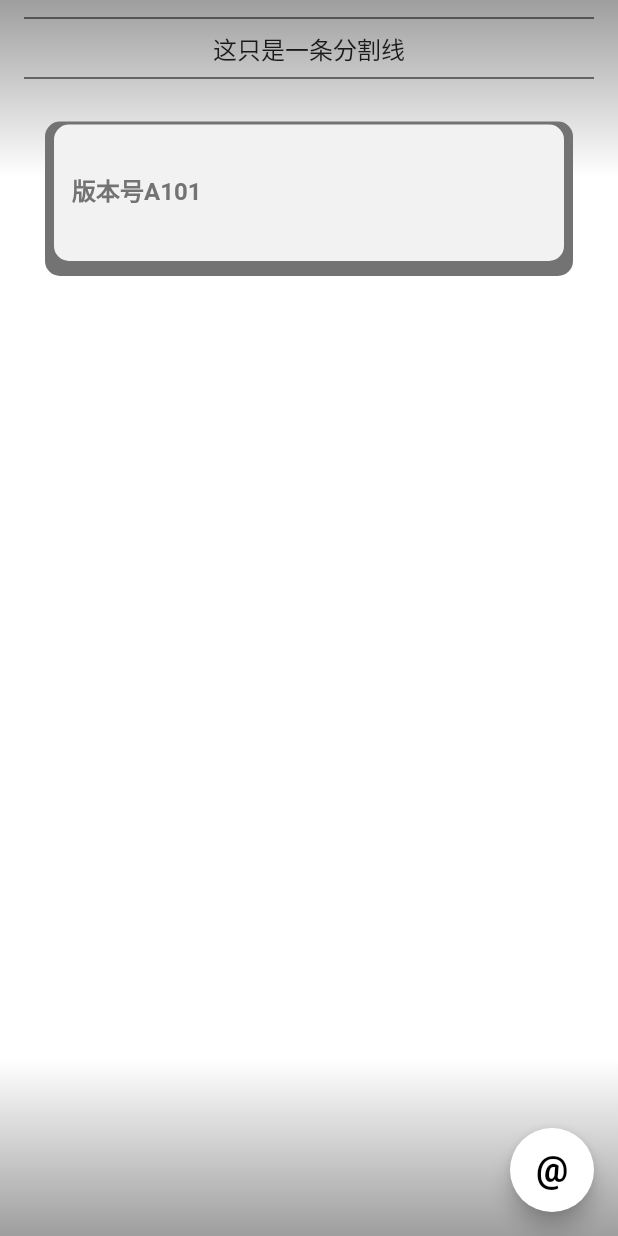
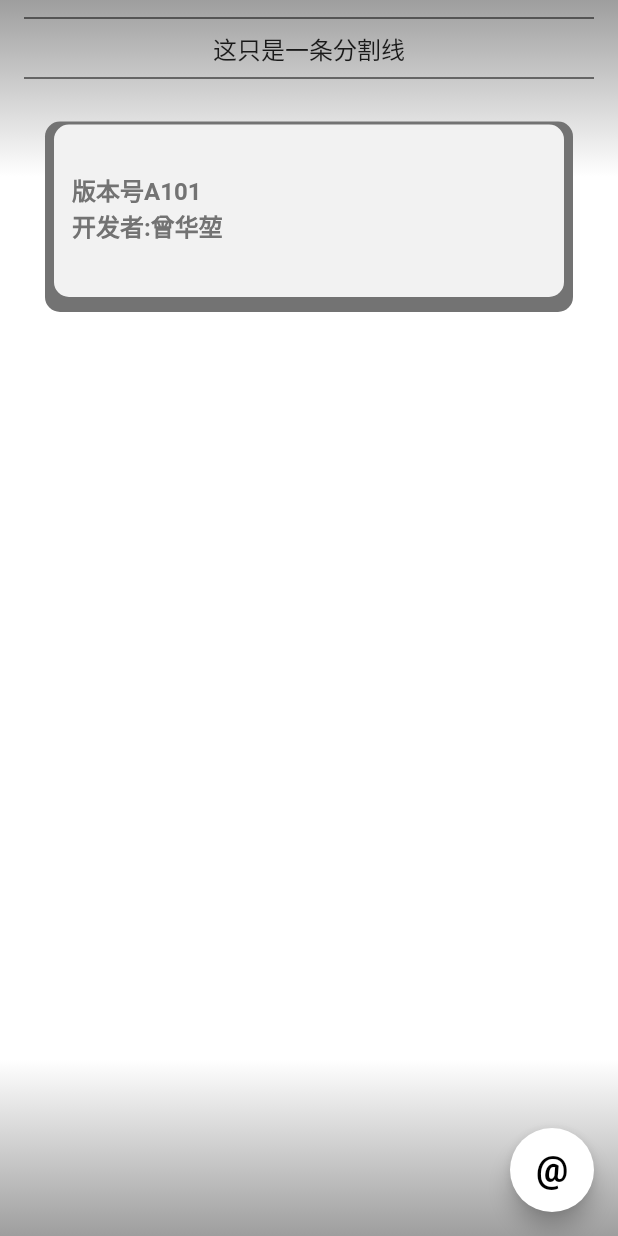
Before and after one commit to ZaiX4/Text_A103_Flutter, a Flutter app: the screen it shows after launch, on a phone screen of 412 x 824 dp. Run offline on Flutter 3.47's test engine with Material 2 defaults, Android fonts, the phone set to English and light mode, and no system bars; missing offline and left inert: dart:ffi, flutter_displaymode.

Commit message:
A101pro 正式版本，添加作者信息

```diff
--- a/lib/main.dart
+++ b/lib/main.dart
@@ -9,7 +9,7 @@ import 'package:provider/provider.dart';
 void main() {
   FlutterDisplayMode.setHighRefreshRate();
   //以界面为基础创建activity
-  output.all_chat_ls.add_f(output.chat_bubble(text:"版本号A101",id:0));
+  output.all_chat_ls.add_f(output.chat_bubble(text:"版本号A101\n开发者:曾华堃",id:0));
   output.all_chat_ls.add_f(output.text_divider(text: "这只是一条分割线",));
   runApp(main_screen());
 }
```
